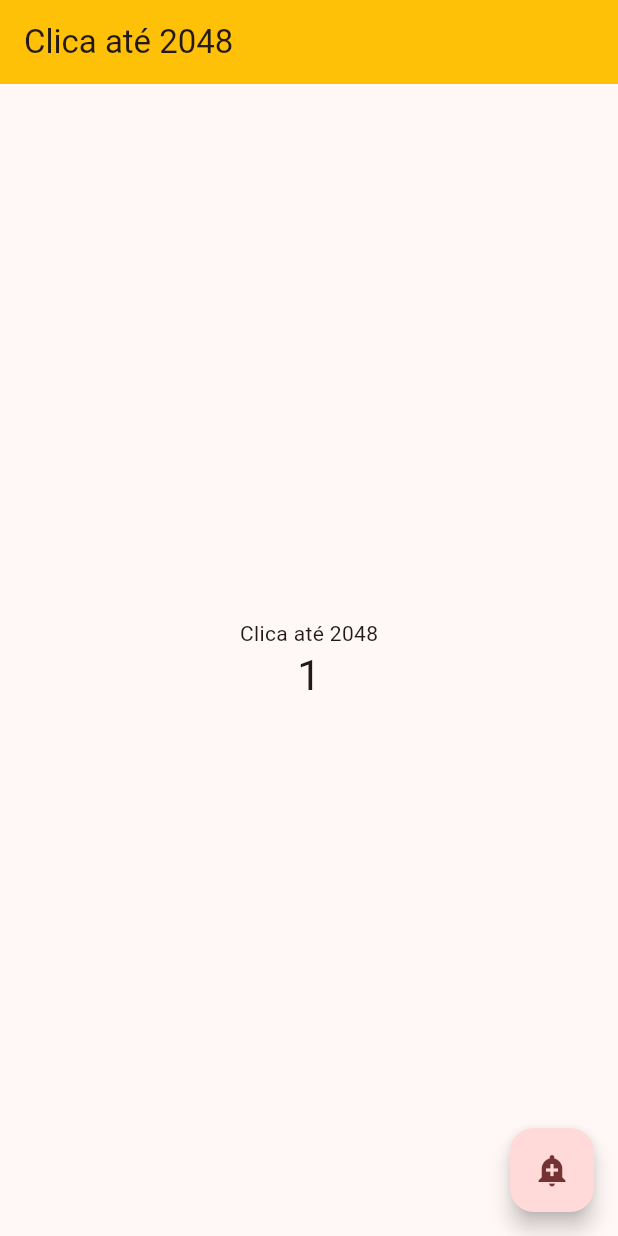
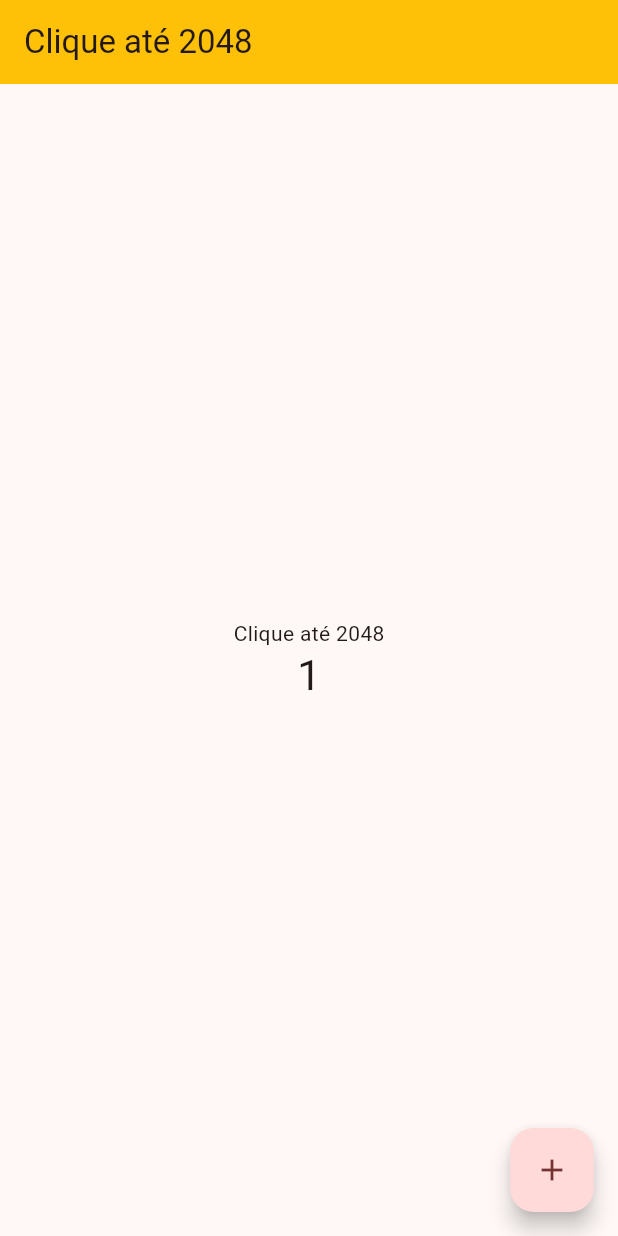
Before and after one commit to vscorza0093/flutter, a Flutter app: the screen it shows after launch, on a phone screen of 412 x 824 dp. Run offline on Flutter 3.47's test engine with Material 2 defaults, Android fonts, the phone set to English and light mode, and no system bars.

Commit message:
feature/att-projeto-principal

```diff
--- a/aula00/dioapp/lib/main.dart
+++ b/aula00/dioapp/lib/main.dart
@@ -11,7 +11,7 @@ class MyApp extends StatelessWidget {
   @override
   Widget build(BuildContext context) {
     return MaterialApp(
-      title: 'Clica até 2048',
+      title: '2048',
       theme: ThemeData(
         // This is the theme of your application.
         //
@@ -28,11 +28,11 @@ class MyApp extends StatelessWidget {
         //
         // This works for code too, not just values: Most code changes can be
         // tested with just a hot reload.
-        colorScheme:
-            ColorScheme.fromSeed(seedColor: Color.fromARGB(255, 255, 123, 123)),
+        colorScheme: ColorScheme.fromSeed(
+            seedColor: const Color.fromARGB(255, 255, 123, 123)),
         useMaterial3: true,
       ),
-      home: const MyHomePage(title: 'Clica até 2048'),
+      home: const MyHomePage(title: 'Clique até 2048'),
     );
   }
 }
@@ -65,9 +65,13 @@ class _MyHomePageState extends State<MyHomePage> {
       // so that the display can reflect the updated values. If we changed
       // _counter without calling setState(), then the build method would not be
       // called again, and so nothing would appear to happen.
-      if (_counter < 2048) {
-        _counter = _counter * 2;
-      }
+      _counter = _counter * 2;
+    });
+  }
+
+  void _resetCounter() {
+    setState(() {
+      _counter = 1;
     });
   }
 
@@ -110,33 +114,7 @@ class _MyHomePageState extends State<MyHomePage> {
             mainAxisAlignment: MainAxisAlignment.center,
             children: <Widget>[
               const Text(
-                'Clica até 2048',
-              ),
-              Text(
-                '$_counter',
-                style: Theme.of(context).textTheme.headlineMedium,
-              ),
-            ],
-          ),
-        ),
-        floatingActionButton: FloatingActionButton(
-          onPressed: _incrementCounter,
-          tooltip: 'Increment',
-          child: const Icon(Icons.add_alert),
-        ), // This trailing comma makes auto-formatting nicer for build methods.
-      );
-    } else {
-      return Scaffold(
-        appBar: AppBar(
-          backgroundColor: Colors.amber,
-          title: Text(widget.title),
-        ),
-        body: Center(
-          child: Column(
-            mainAxisAlignment: MainAxisAlignment.center,
-            children: <Widget>[
-              const Text(
-                'CHEGOOOUUUU!!',
+                'Clique até 2048',
               ),
               Text(
                 '$_counter',
@@ -151,13 +129,33 @@ class _MyHomePageState extends State<MyHomePage> {
           child: const Icon(Icons.add),
         ), // This trailing comma makes auto-formatting nicer for build methods.
       );
+    } else {
+      return Scaffold(
+        appBar: AppBar(
+          backgroundColor: Colors.amber,
+          title: Text(widget.title),
+        ),
+        body: Center(
+          child: Column(
+            mainAxisAlignment: MainAxisAlignment.center,
+            children: <Widget>[
+              Text(
+                'CHEGOOOUUUU!!',
+                style: Theme.of(context).textTheme.displaySmall,
+              ),
+              Text(
+                '$_counter',
+                style: Theme.of(context).textTheme.displayLarge,
+              ),
+            ],
+          ),
+        ),
+        floatingActionButton: FloatingActionButton(
+            onPressed: _resetCounter,
+            tooltip: 'Increment',
+            child: const Icon(Icons
+                .circle_outlined)), // This trailing comma makes auto-formatting nicer for build methods.
+      );
     }
   }
-
-  String _Text() {
-    if (_counter != 2048)
-      return "Diferente de 2048";
-    else
-      return "Chegou em 2048";
-  }
 }
```
Also changed, not shown: 1 other file.
